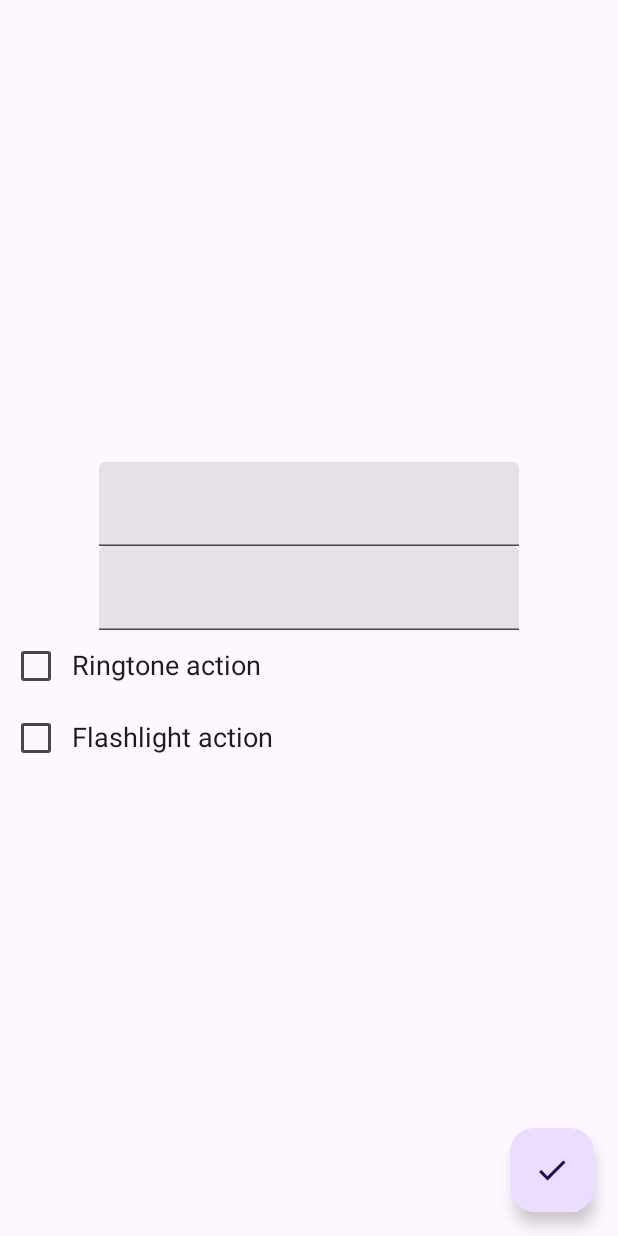
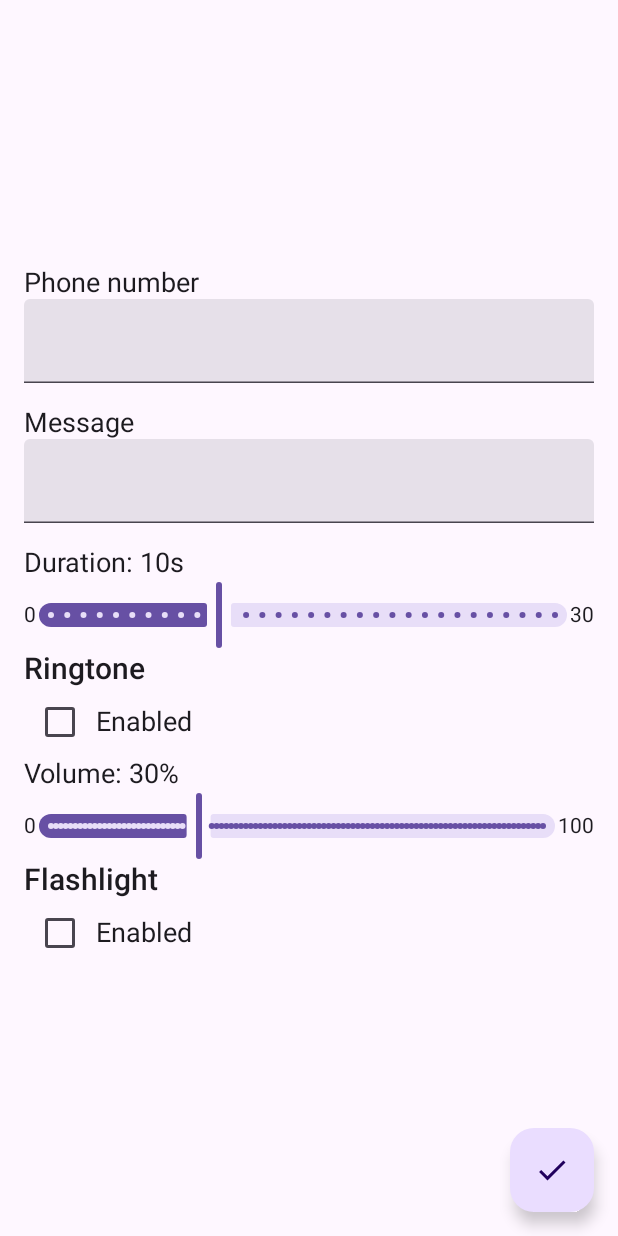
Before and after one commit to Daaaab/openSOS, an Android app built with Jetpack Compose: the @Preview function AddAlertScreenPreview, on a phone screen of 412 x 824 dp. Run offline under Robolectric (Android 15) with nearby library versions, the phone set to English and light mode, and no system bars; network calls fail.

```diff
--- a/app/build.gradle.kts
+++ b/app/build.gradle.kts
@@ -66,6 +66,7 @@ dependencies {
     implementation(libs.androidx.material3)
     implementation(libs.accompanist.permissions)
     implementation(libs.hilt.android)
+    implementation(libs.androidx.material.icons.extended)
     implementation(libs.androidx.lifecycle.runtime.compose.android)
 
     implementation(libs.kotlinx.serialization.json)
--- a/app/src/main/java/com/meowsoft/opensos/common/Settings.kt
+++ b/app/src/main/java/com/meowsoft/opensos/common/Settings.kt
@@ -15,7 +15,7 @@ class Settings @Inject constructor(context: Context) {
     val ringToneStream = AudioManager.STREAM_RING
     val volume: Float = 1F
 
-    val flashDuration = 0.5F
+    val flashInterval = 0.5F
 
     init {
         val ringtoneUri: Uri = RingtoneManager.getDefaultUri(RingtoneManager.TYPE_RINGTONE)
--- a/app/src/main/java/com/meowsoft/opensos/data/AlertsDataStore.kt
+++ b/app/src/main/java/com/meowsoft/opensos/data/AlertsDataStore.kt
@@ -1,6 +1,7 @@
 package com.meowsoft.opensos.data
 
 import androidx.datastore.core.Serializer
+import com.meowsoft.opensos.domain.model.Alert
 import kotlinx.collections.immutable.PersistentList
 import kotlinx.collections.immutable.persistentListOf
 import kotlinx.collections.immutable.toPersistentList
--- a/app/src/main/java/com/meowsoft/opensos/domain/FlashlightAction.kt
+++ b/app/src/main/java/com/meowsoft/opensos/domain/FlashlightAction.kt
@@ -18,8 +18,8 @@ class FlashlightAction @Inject constructor(
     private val timer: Flow<Int>
 
     init {
-        val blinksCount = (settings.duration / settings.flashDuration).roundToInt()
-        val blinkDuration = (settings.flashDuration * 1000).roundToLong()
+        val blinksCount = (settings.duration / settings.flashInterval).roundToInt()
+        val blinkDuration = (settings.flashInterval * 1000).roundToLong()
 
         timer = (0..blinksCount)
             .asSequence()
--- a/app/src/main/java/com/meowsoft/opensos/data/AlertActionType.kt
+++ b/app/src/main/java/com/meowsoft/opensos/domain/model/AlertActionType.kt
@@ -1,4 +1,4 @@
-package com.meowsoft.opensos.data
+package com.meowsoft.opensos.domain.model
 
 import kotlinx.serialization.Serializable
 
--- a/app/src/main/java/com/meowsoft/opensos/ui/addalert/AddAlertScreen.kt
+++ b/app/src/main/java/com/meowsoft/opensos/ui/addalert/AddAlertScreen.kt
@@ -1,42 +1,37 @@
 package com.meowsoft.opensos.ui.addalert
 
-import androidx.activity.compose.rememberLauncherForActivityResult
-import androidx.activity.result.contract.ActivityResultContracts
 import androidx.compose.foundation.layout.Arrangement
+import androidx.compose.foundation.layout.Box
 import androidx.compose.foundation.layout.Column
 import androidx.compose.foundation.layout.Row
 import androidx.compose.foundation.layout.fillMaxSize
 import androidx.compose.foundation.layout.fillMaxWidth
 import androidx.compose.foundation.layout.padding
 import androidx.compose.material.icons.Icons
-import androidx.compose.material.icons.filled.Add
 import androidx.compose.material.icons.filled.Done
-import androidx.compose.material3.Button
 import androidx.compose.material3.Checkbox
+import androidx.compose.material3.ExperimentalMaterial3Api
 import androidx.compose.material3.FabPosition
 import androidx.compose.material3.FloatingActionButton
 import androidx.compose.material3.Icon
 import androidx.compose.material3.Scaffold
+import androidx.compose.material3.Slider
+import androidx.compose.material3.SliderState
 import androidx.compose.material3.Text
 import androidx.compose.material3.TextField
 import androidx.compose.runtime.Composable
-import androidx.compose.runtime.LaunchedEffect
-import androidx.compose.runtime.collectAsState
 import androidx.compose.runtime.getValue
+import androidx.compose.runtime.remember
 import androidx.compose.ui.Alignment
 import androidx.compose.ui.Modifier
+import androidx.compose.ui.text.font.FontStyle
+import androidx.compose.ui.text.font.FontWeight
 import androidx.compose.ui.tooling.preview.Preview
-import androidx.compose.ui.unit.TextUnit
 import androidx.compose.ui.unit.sp
-import androidx.hilt.navigation.compose.hiltViewModel
 import androidx.lifecycle.compose.collectAsStateWithLifecycle
-import androidx.navigation.NavHostController
-import androidx.navigation.compose.rememberNavController
-import com.google.accompanist.permissions.ExperimentalPermissionsApi
-import com.google.accompanist.permissions.isGranted
-import com.google.accompanist.permissions.rememberMultiplePermissionsState
-import com.google.accompanist.permissions.shouldShowRationale
-import com.meowsoft.opensos.common.requiredPermissions
+import com.meowsoft.opensos.ui.common.RangeSlider
+import com.meowsoft.opensos.ui.common.VSPacer
+import com.meowsoft.opensos.ui.theme.dimen16
 
 @Composable
 fun AddAlertScreen(
@@ -44,17 +39,27 @@ fun AddAlertScreen(
 ) {
     val state by viewModel.addAlertUiState.collectAsStateWithLifecycle()
 
+
     AddAlertLayout(
         state,
         viewModel::onUiEvent
     )
 }
 
+@OptIn(ExperimentalMaterial3Api::class)
 @Composable
 private fun AddAlertLayout(
     state: AddAlertUiState,
     onUiEvent: (AddAlertUiEvent) -> Unit
 ) {
+    val durationSliderState = remember {
+        SliderState(value = 10F, steps = 30, valueRange = 0f..30f)
+    }
+
+    val volumeSliderState = remember {
+        SliderState(value = 30F, steps = 100, valueRange = 0f..100f)
+    }
+
     Scaffold(
         floatingActionButtonPosition = FabPosition.EndOverlay,
         floatingActionButton = {
@@ -63,29 +68,57 @@ private fun AddAlertLayout(
             }) {
                 Icon(Icons.Filled.Done, "Confirm")
             }
-        }
+        },
     ) { padding ->
-        Column(
+        Box(
             modifier = Modifier
                 .padding(padding)
                 .fillMaxSize(),
+        ){
+            Column(
+                modifier = Modifier
+                    .padding(dimen16)
+                    .fillMaxSize(),
                 verticalArrangement = Arrangement.Center,
-            horizontalAlignment = Alignment.CenterHorizontally
             ) {
+                Text(
+                    text = "Phone number",
+                    fontSize = 18.sp
+                )
                 TextField(
+                    modifier = Modifier.fillMaxWidth(),
                     value = state.phoneNumber,
                     onValueChange = { input ->
                         onUiEvent(AddAlertUiEvent.PhoneNumberInput(input))
                     }
                 )
+                VSPacer()
+                Text(
+                    text = "Message",
+                    fontSize = 18.sp
+                )
                 TextField(
+                    modifier = Modifier.fillMaxWidth(),
                     value = state.textMessage,
                     onValueChange = { input ->
                         onUiEvent(AddAlertUiEvent.MessageInput(input))
                     }
                 )
+                VSPacer()
+                RangeSlider(
+                    modifier = Modifier.fillMaxWidth(),
+                    state = durationSliderState,
+                    label = "Duration:",
+                    unit = "s"
+                )
+                Text(
+                    text = "Ringtone",
+                    fontSize = 20.sp,
+                    fontWeight = FontWeight.W500
+                )
                 Row (
-                modifier = Modifier.fillMaxWidth(),
+                    modifier = Modifier
+                        .fillMaxWidth(),
                     verticalAlignment = Alignment.CenterVertically
                 ) {
                     Checkbox(
@@ -95,10 +128,21 @@ private fun AddAlertLayout(
                         }
                     )
                     Text(
-                    text = "Ringtone action",
+                        text = "Enabled",
                         fontSize = 18.sp
                     )
                 }
+                RangeSlider(
+                    modifier = Modifier.fillMaxWidth(),
+                    state = volumeSliderState,
+                    label = "Volume:",
+                    unit = "%"
+                )
+                Text(
+                    text = "Flashlight",
+                    fontSize = 20.sp,
+                    fontWeight = FontWeight.W500
+                )
                 Row (
                     modifier = Modifier.fillMaxWidth(),
                     verticalAlignment = Alignment.CenterVertically
@@ -110,14 +154,14 @@ private fun AddAlertLayout(
                         }
                     )
                     Text(
-                    text = "Flashlight action",
+                        text = "Enabled",
                         fontSize = 18.sp
                     )
                 }
             }
         }
     }
-
+}
 
 @Composable
 @Preview
--- a/app/src/main/java/com/meowsoft/opensos/ui/addalert/AddAlertUiEvent.kt
+++ b/app/src/main/java/com/meowsoft/opensos/ui/addalert/AddAlertUiEvent.kt
@@ -1,6 +1,4 @@
 package com.meowsoft.opensos.ui.addalert
-
-import com.meowsoft.opensos.data.Alert
 
 sealed interface AddAlertUiEvent {
     object ConfirmClicked: AddAlertUiEvent
--- a/app/src/main/java/com/meowsoft/opensos/ui/alertslist/AlertsListViewModel.kt
+++ b/app/src/main/java/com/meowsoft/opensos/ui/alertslist/AlertsListViewModel.kt
@@ -18,6 +18,12 @@ class AlertsListViewModel @Inject constructor(
     private val repository: AlertsRepository
 ) : NavigatorViewModel() {
 
+    init {
+        viewModelScope.launch {
+            repository.clearAlerts()
+        }
+    }
+
     val alerts = repository
         .getAlerts()
         .map { it.toList() }
--- /dev/null
+++ b/app/src/main/java/com/meowsoft/opensos/ui/common/RangeSlider.kt
@@ -0,0 +1,64 @@
+@file:OptIn(ExperimentalMaterial3Api::class)
+
+package com.meowsoft.opensos.ui.common
+
+import androidx.compose.foundation.layout.Column
+import androidx.compose.foundation.layout.Row
+import androidx.compose.foundation.layout.fillMaxWidth
+import androidx.compose.foundation.layout.padding
+import androidx.compose.material3.ExperimentalMaterial3Api
+import androidx.compose.material3.Slider
+import androidx.compose.material3.SliderState
+import androidx.compose.material3.Text
+import androidx.compose.runtime.Composable
+import androidx.compose.ui.Alignment
+import androidx.compose.ui.Modifier
+import androidx.compose.ui.tooling.preview.Preview
+import androidx.compose.ui.unit.dp
+import androidx.compose.ui.unit.sp
+
+@Composable
+fun RangeSlider(
+    modifier: Modifier = Modifier,
+    state: SliderState,
+    label: String,
+    unit: String = ""
+) {
+    Column(
+        modifier = modifier
+    ) {
+        Row {
+            Text(
+                modifier = Modifier.padding(end = 4.dp),
+                text = label,
+                fontSize = 18.sp
+            )
+            Text(
+                text = "${state.value.toInt()}$unit",
+                fontSize = 18.sp
+            )
+        }
+        Row(
+            modifier = Modifier.fillMaxWidth(),
+            verticalAlignment = Alignment.CenterVertically
+        ) {
+            Text(text = state.valueRange.start.toInt().toString())
+            Slider(
+                modifier = Modifier.weight(1f),
+                state = state,
+            )
+
+            Text(text = state.valueRange.endInclusive.toInt().toString())
+        }
+    }
+}
+
+@Preview(showBackground = true)
+@Composable
+private fun RangeSliderPreview() {
+    RangeSlider(
+        state = SliderState(value = 5F, steps = 10, valueRange = 0F..10F),
+        label = "Duration:",
+        unit = "s"
+    )
+}
--- /dev/null
+++ b/app/src/main/java/com/meowsoft/opensos/ui/common/VSPacer.kt
@@ -0,0 +1,13 @@
+package com.meowsoft.opensos.ui.common
+
+import androidx.compose.foundation.layout.Spacer
+import androidx.compose.foundation.layout.height
+import androidx.compose.runtime.Composable
+import androidx.compose.ui.Modifier
+import androidx.compose.ui.unit.Dp
+import com.meowsoft.opensos.ui.theme.dimen16
+
+@Composable
+fun VSPacer(height: Dp = dimen16) {
+    Spacer(modifier = Modifier.height(height))
+}
--- a/gradle/libs.versions.toml
+++ b/gradle/libs.versions.toml
@@ -14,6 +14,7 @@ kotlinxSerializationJson = "1.3.2"
 lifecycleRuntimeKtx = "2.8.2"
 activityCompose = "1.9.0"
 composeBom = "2024.06.00"
+materialIconsExtended = "1.6.8"
 navigationCompose = "2.7.7"
 lifecycleRuntimeComposeAndroid = "2.8.2"
 
@@ -22,6 +23,7 @@ accompanist-permissions = { module = "com.google.accompanist:accompanist-permiss
 androidx-core-ktx = { group = "androidx.core", name = "core-ktx", version.ref = "coreKtx" }
 androidx-datastore = { module = "androidx.datastore:datastore", version.ref = "datastore" }
 androidx-hilt-navigation-compose = { module = "androidx.hilt:hilt-navigation-compose", version.ref = "hiltNavigationCompose" }
+androidx-material-icons-extended = { module = "androidx.compose.material:material-icons-extended", version.ref = "materialIconsExtended" }
 androidx-navigation-compose = { module = "androidx.navigation:navigation-compose", version.ref = "navigationCompose" }
 hilt-android = { module = "com.google.dagger:hilt-android", version.ref = "hiltAndroid" }
 hilt-android-compiler = { module = "com.google.dagger:hilt-android-compiler", version.ref = "hiltAndroid" }
```
Also changed, not shown: app/src/main/java/com/meowsoft/opensos/data/Alert.kt (deleted, +0 -43 lines), app/src/main/java/com/meowsoft/opensos/data/AlertsRepository.kt (+17 -16 lines), app/src/main/java/com/meowsoft/opensos/domain/model/Alert.kt (added, +11 -0 lines), app/src/main/java/com/meowsoft/opensos/ui/addalert/AddAlertViewModel.kt (+16 -8 lines), app/src/main/java/com/meowsoft/opensos/ui/alertslist/AlertsListScreen.kt (+25 -8 lines). Lines whose indentation alone changed are shown as unchanged.
